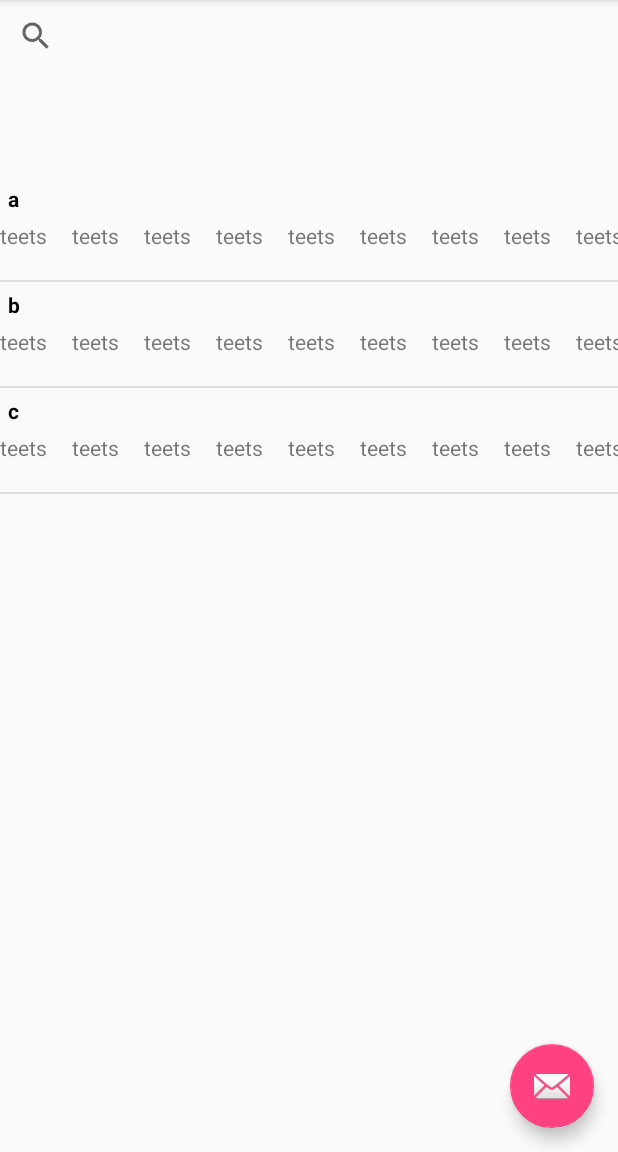
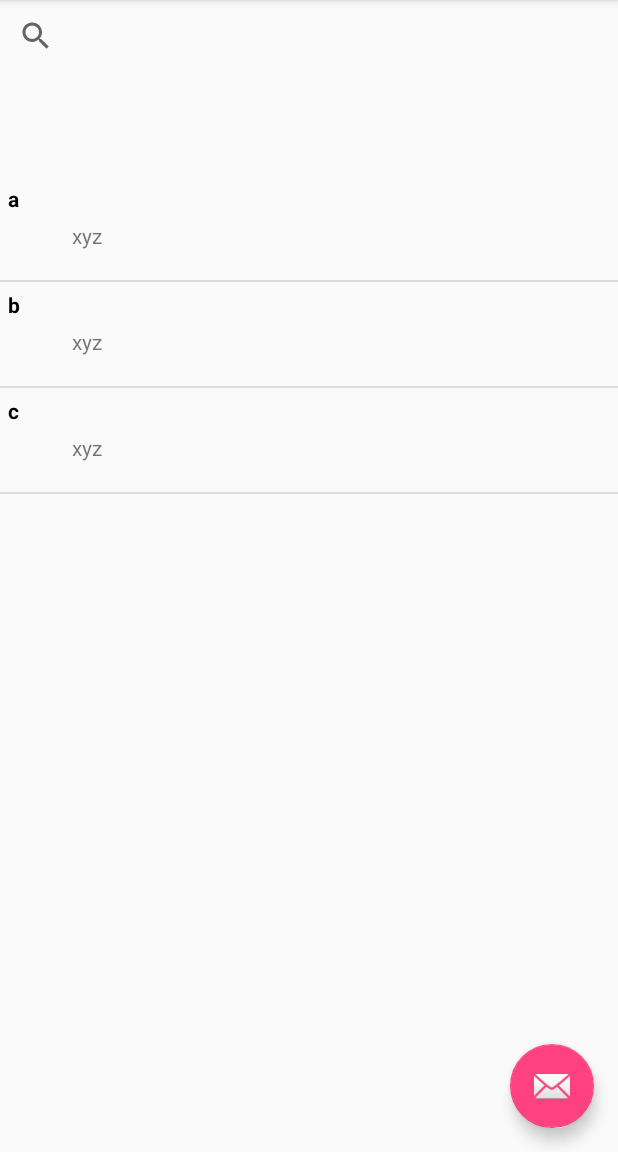
Before and after one commit to mec-kon/tagventory, an Android app: the screen it shows after launch (MainActivity), on a phone screen of 412 x 824 dp, the part 84-1236 px from its top. Run offline under Robolectric (Android 15) with nearby library versions, the phone set to English and light mode, and no system bars.

Commit message:
added scrollable tag list and replaced tag elements by list

```diff
--- a/app/src/main/java/de/mec_kon/tagventory/customAdapter.kt
+++ b/app/src/main/java/de/mec_kon/tagventory/customAdapter.kt
@@ -1,24 +1,29 @@
 package de.mec_kon.tagventory
 
 import android.app.Activity
-import android.util.TypedValue
 import android.view.View
 import android.view.ViewGroup
 import android.widget.ArrayAdapter
+import android.widget.LinearLayout
 import android.widget.TextView
 
-class customAdapter(private val context: Activity, private val list1:ArrayList<String>) : ArrayAdapter<String>(context, R.layout.single_inventory_list_item, list1) {
+class customAdapter(private val context: Activity, private val testItems:ArrayList<String>, private  val testTags:ArrayList<String>) : ArrayAdapter<String>(context, R.layout.single_inventory_list_item, testItems) {
 
     override fun getView(position: Int, view: View?, parent: ViewGroup): View {
         val inflater = context.layoutInflater
         val rowView = inflater.inflate(R.layout.single_inventory_list_item, null, true)
 
         val firstElement = rowView.findViewById<View>(R.id.list_item_1) as TextView
-        val secondElement = rowView.findViewById<View>(R.id.list_item_1) as TextView
+        val secondElement = rowView.findViewById<View>(R.id.list_item_2) as LinearLayout
 
 
-        firstElement.text = list1[position]
-        secondElement.text = list1[position]
+        firstElement.text = testItems[position]
+
+        for (i in 0 until  testTags.size){
+            val testView: TextView = TextView(context)
+            testView.setText(testTags[i])
+            secondElement.addView(testView)
+        }
 
         return rowView
     }
--- a/app/src/main/java/de/mec_kon/tagventory/firstFragment.kt
+++ b/app/src/main/java/de/mec_kon/tagventory/firstFragment.kt
@@ -6,7 +6,6 @@ import android.view.LayoutInflater
 import android.view.View
 import android.view.ViewGroup
 import android.widget.ListView
-import android.widget.ArrayAdapter
 
 
 
@@ -18,10 +17,11 @@ class firstFragment : Fragment() {
         var XMLentryList: ListView?
         XMLentryList = view.findViewById<View>(R.id.inventory_list) as ListView
 
-        val list1 = arrayListOf<String>("a", "b", "c")
+        val testItems = arrayListOf<String>("a", "b", "c")
+        val testTags = arrayListOf<String>("x", "y", "z")
 
 
-        val adapter = customAdapter(activity, list1)
+        val adapter = customAdapter(activity, testItems, testTags)
         XMLentryList.adapter = adapter
 
 
--- a/app/src/main/res/layout/single_inventory_list_item.xml
+++ b/app/src/main/res/layout/single_inventory_list_item.xml
@@ -1,7 +1,7 @@
 <?xml version="1.0" encoding="utf-8"?>
 <TableLayout xmlns:android="http://schemas.android.com/apk/res/android"
              android:layout_width="match_parent"
-             android:layout_height="match_parent" >
+             android:layout_height="match_parent">
 
     <TextView
             android:padding="5dp"
@@ -10,32 +10,22 @@
 
             android:id="@+id/list_item_1"
             android:layout_width="match_parent"
-                android:layout_height="wrap_content" />
+            android:layout_height="wrap_content"/>
 
+    <HorizontalScrollView>
         <LinearLayout
                 android:orientation="horizontal"
-                android:id="@+id/list_item_2"
-        >
-            <TextView android:layout_width="@android:dimen/app_icon_size" android:layout_height="match_parent" android:text="teets" />
-            <TextView android:layout_width="@android:dimen/app_icon_size" android:layout_height="match_parent" android:text="teets" />
-            <TextView android:layout_width="@android:dimen/app_icon_size" android:layout_height="match_parent" android:text="teets" />
-            <TextView android:layout_width="@android:dimen/app_icon_size" android:layout_height="match_parent" android:text="teets" />
-            <TextView android:layout_width="@android:dimen/app_icon_size" android:layout_height="match_parent" android:text="teets" />
-            <TextView android:layout_width="@android:dimen/app_icon_size" android:layout_height="match_parent" android:text="teets" />
-            <TextView android:layout_width="@android:dimen/app_icon_size" android:layout_height="match_parent" android:text="teets" />
-            <TextView android:layout_width="@android:dimen/app_icon_size" android:layout_height="match_parent" android:text="teets" />
-            <TextView android:layout_width="@android:dimen/app_icon_size" android:layout_height="match_parent" android:text="teets" />
-            <TextView android:layout_width="@android:dimen/app_icon_size" android:layout_height="match_parent" android:text="teets" />
-            <TextView android:layout_width="@android:dimen/app_icon_size" android:layout_height="match_parent" android:text="teets" />
-            <TextView android:layout_width="@android:dimen/app_icon_size" android:layout_height="match_parent" android:text="teets" />
-            <TextView android:layout_width="@android:dimen/app_icon_size" android:layout_height="match_parent" android:text="teets" />
-            <TextView android:layout_width="@android:dimen/app_icon_size" android:layout_height="match_parent" android:text="teets" />
+                android:layout_height="match_parent" android:layout_width="match_parent"
+                android:id="@+id/list_item_2">
+            <TextView android:layout_width="@android:dimen/app_icon_size" android:layout_height="match_parent"
+            />
 
         </LinearLayout>
+    </HorizontalScrollView>
 
 
     <TextView
             android:layout_width="match_parent"
-                android:layout_height="20dp" />
+            android:layout_height="20dp"/>
 
 </TableLayout>
```
Lines whose indentation alone changed are shown as unchanged.
